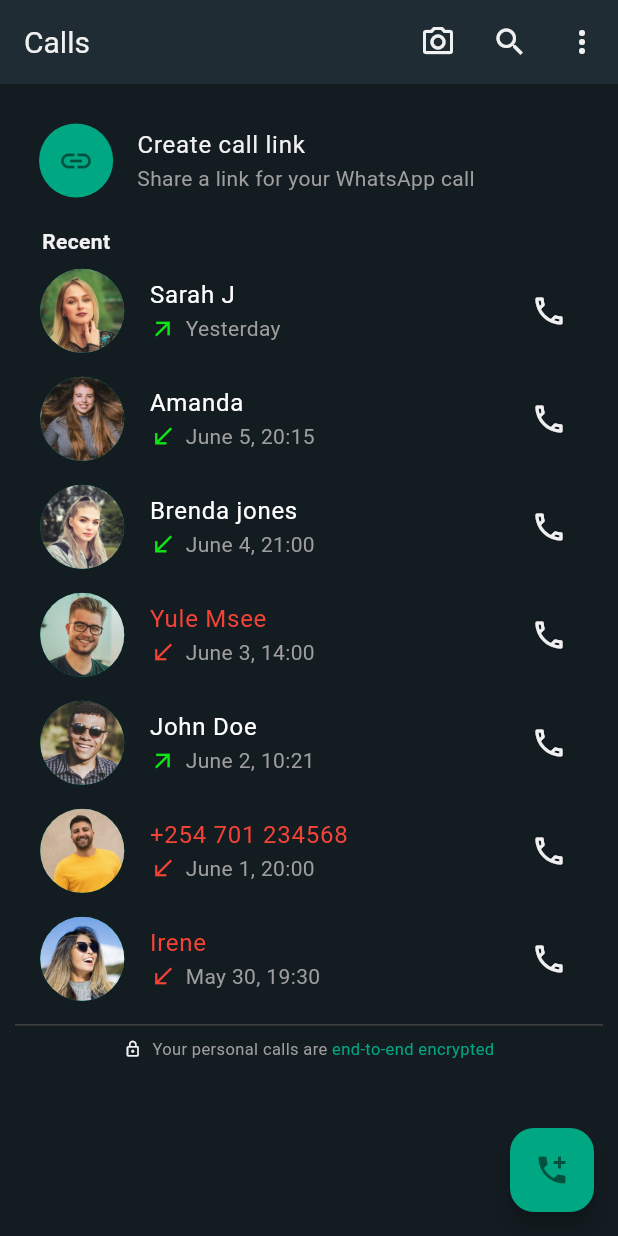
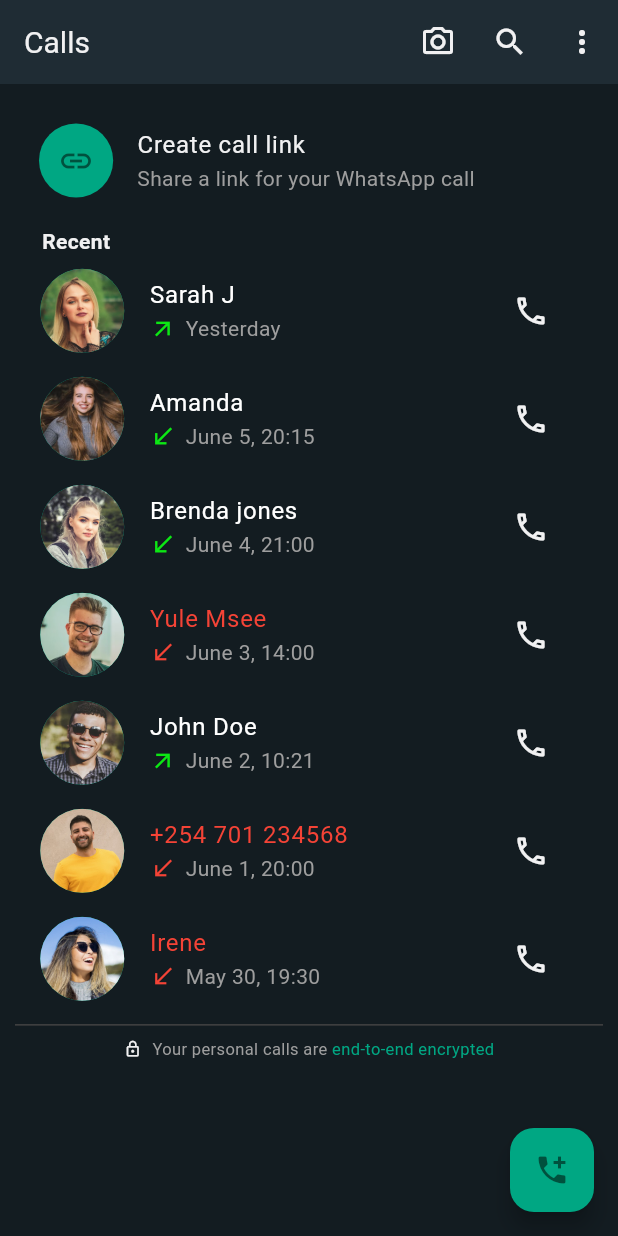
Before and after one commit to morikeli/whatsapp-clone, a Flutter app: the CallsScreen screen opened directly, on a phone screen of 412 x 824 dp. Run offline on Flutter 3.47's test engine with Material 3 defaults, Android fonts, the phone set to English and light mode, and no system bars; our stand-ins replace country_picker.

Commit message:
wrapped trailing icon in an IconButton() widget

```diff
--- a/lib/screens/calls/components/widgets/call_records_tile.dart
+++ b/lib/screens/calls/components/widgets/call_records_tile.dart
@@ -44,7 +44,10 @@ class CallRecordTile extends StatelessWidget {
           ),
         ],
       ),
-      trailing: const Icon(Icons.phone_outlined, color: kIconColor,),
+      trailing: IconButton(
+        onPressed: () {},
+        icon: const Icon(Icons.phone_outlined, color: kIconColor),
+        ),
     );
   }
 }
```
